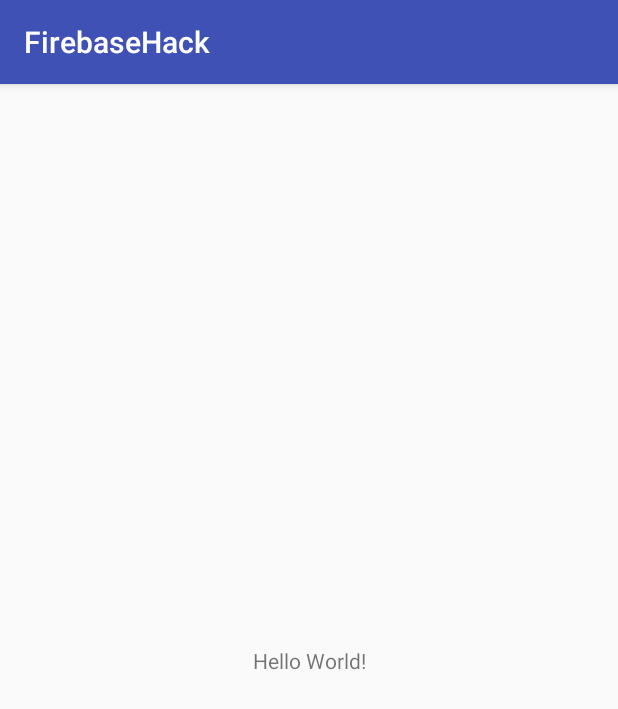
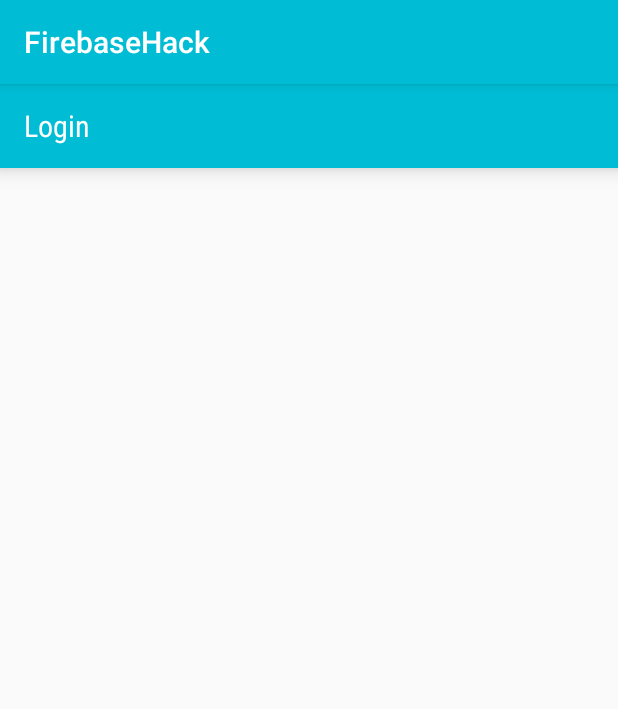
Before and after one commit to robillo/FirebaseHack, an Android app: the screen it shows after launch (LoginActivity), on a phone screen of 412 x 824 dp. Shown: the top 709 px of the screen. Run offline under Robolectric (Android 15) with nearby library versions, the phone set to English and light mode, and no system bars.

```diff
--- a/app/build.gradle
+++ b/app/build.gradle
@@ -30,7 +30,9 @@ dependencies {
     compile 'de.hdodenhof:circleimageview:2.1.0'
     compile 'com.jakewharton:butterknife:8.6.0'
     annotationProcessor 'com.jakewharton:butterknife-compiler:8.6.0'
+    compile 'com.facebook.android:facebook-android-sdk:[4,5)'
     compile 'com.android.support.constraint:constraint-layout:1.0.0-beta4'
     testCompile 'junit:junit:4.12'
+    compile 'com.android.support:design:25.3.1'
 }
 apply plugin: 'com.google.gms.google-services'
--- a/app/src/main/res/layout/activity_main.xml
+++ b/app/src/main/res/layout/activity_main.xml
@@ -1,18 +1,37 @@
 <?xml version="1.0" encoding="utf-8"?>
-<android.support.constraint.ConstraintLayout xmlns:android="http://schemas.android.com/apk/res/android"
+<android.support.design.widget.CoordinatorLayout
+    xmlns:android="http://schemas.android.com/apk/res/android"
     xmlns:app="http://schemas.android.com/apk/res-auto"
     xmlns:tools="http://schemas.android.com/tools"
     android:layout_width="match_parent"
-    android:layout_height="match_parent"
-    tools:context="com.appbusters.robinkamboj.firebasehack.LoginActivity">
+    android:layout_height="match_parent">
 
-    <TextView
-        android:layout_width="wrap_content"
-        android:layout_height="wrap_content"
-        android:text="Hello World!"
-        app:layout_constraintBottom_toBottomOf="parent"
-        app:layout_constraintLeft_toLeftOf="parent"
-        app:layout_constraintRight_toRightOf="parent"
-        app:layout_constraintTop_toTopOf="parent" />
+    <android.support.v7.widget.Toolbar
+        android:id="@+id/toolbar"
+        android:layout_width="match_parent"
+        android:layout_height="?attr/actionBarSize"
+        android:background="?attr/colorPrimary"
+        android:elevation="8sp"
+        app:popupTheme="@style/AppTheme.PopupOverlay"
+        android:layout_marginBottom="4sp">
 
-</android.support.constraint.ConstraintLayout>
+        <TextView
+            android:layout_width="wrap_content"
+            android:layout_height="wrap_content"
+            android:textSize="20sp"
+            android:textColor="#FFFFFF"
+            android:fontFamily="sans-serif-condensed"
+            android:text="@string/login"/>
+
+    </android.support.v7.widget.Toolbar>
+
+    <LinearLayout xmlns:android="http://schemas.android.com/apk/res/android"
+        android:layout_width="match_parent"
+        android:layout_height="match_parent"
+        android:orientation="vertical"
+        android:layout_marginTop="?attr/actionBarSize">
+
+
+    </LinearLayout>
+
+</android.support.design.widget.CoordinatorLayout>
--- a/app/src/main/res/values/strings.xml
+++ b/app/src/main/res/values/strings.xml
@@ -1,3 +1,4 @@
 <resources>
     <string name="app_name">FirebaseHack</string>
+    <string name="login">Login</string>
 </resources>
```
Also changed, not shown: app/src/main/res/values/colors.xml (+51 -3 lines), app/src/main/res/values/styles.xml (+22 -0 lines).
